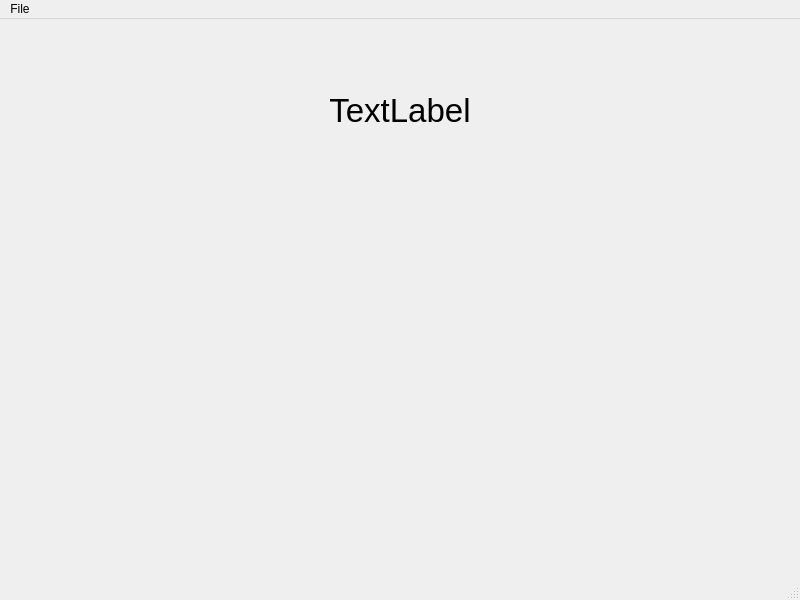
The window that mainwindow.ui (commmrade/MusicVisualizer) describes before a commit, drawn with Qt 5.
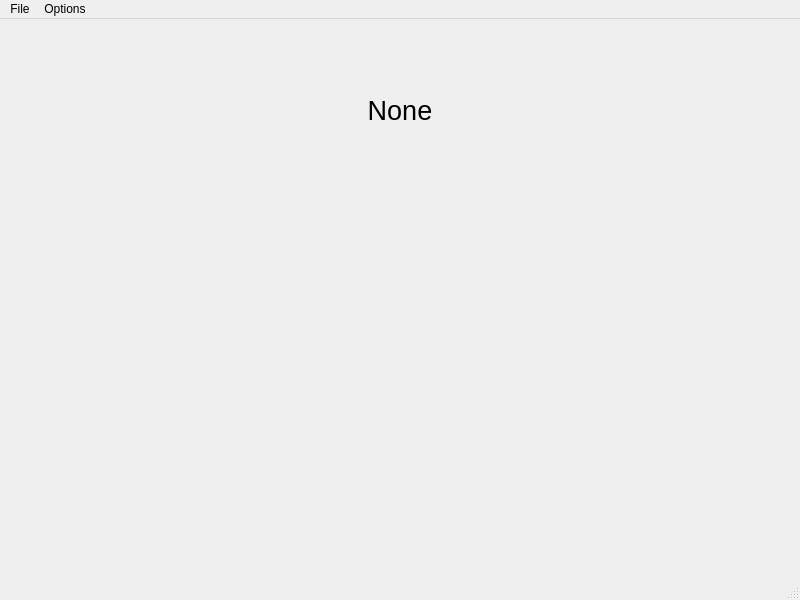
The same window after the commit. Custom widgets are drawn as their Qt base class.

Commit message: Change bar colors, show music title

Patch:
```diff
--- a/mainwindow.ui
+++ b/mainwindow.ui
@@ -10,6 +10,12 @@
     <height>600</height>
    </rect>
   </property>
+  <property name="sizePolicy">
+   <sizepolicy hsizetype="Fixed" vsizetype="Preferred">
+    <horstretch>0</horstretch>
+    <verstretch>0</verstretch>
+   </sizepolicy>
+  </property>
   <property name="windowTitle">
    <string>MainWindow</string>
   </property>
@@ -31,11 +37,11 @@
        <widget class="QLabel" name="label">
         <property name="font">
          <font>
-          <pointsize>25</pointsize>
+          <pointsize>20</pointsize>
          </font>
         </property>
         <property name="text">
-         <string>TextLabel</string>
+         <string>None</string>
         </property>
         <property name="alignment">
          <set>Qt::AlignmentFlag::AlignCenter</set>
@@ -68,7 +74,14 @@
     </property>
     <addaction name="actionLoad_Music"/>
    </widget>
+   <widget class="QMenu" name="menuOptions">
+    <property name="title">
+     <string>Options</string>
+    </property>
+    <addaction name="actionPick_color"/>
+   </widget>
    <addaction name="menuFile"/>
+   <addaction name="menuOptions"/>
   </widget>
   <widget class="QStatusBar" name="statusbar"/>
   <action name="actionLoad_Music">
```
Left out of the diff: 5 changed lines with no effect on the pictures. The commit also changes 5 other files.
